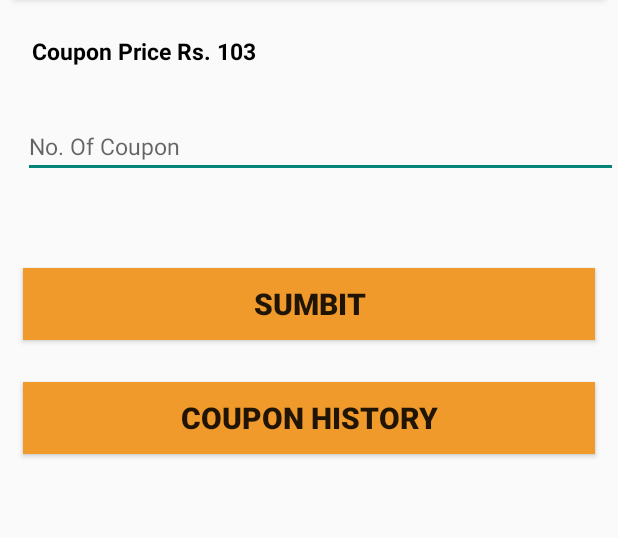
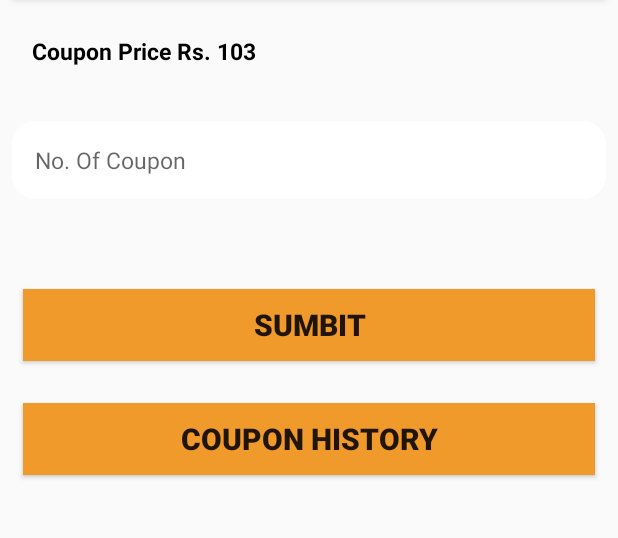
Before and after one commit to LCB2021029-Badri/Online-Pay, an Android app: the PanCardRequest screen opened directly, with no data from a screen before it, on a phone screen of 412 x 824 dp, the part 234-772 px from its top. Run offline under Robolectric (Android 15) with nearby library versions, the phone set to English and light mode, and no system bars.

Commit message:
Fifth Commit

```diff
--- a/app/src/main/res/layout/activity_pan_card_request.xml
+++ b/app/src/main/res/layout/activity_pan_card_request.xml
@@ -50,15 +50,19 @@
         android:id="@+id/editTextText"
         android:layout_width="match_parent"
         android:layout_height="wrap_content"
-        android:layout_marginStart="15dp"
-        android:layout_marginTop="32dp"
+        android:layout_marginStart="8dp"
+        android:layout_marginTop="36dp"
+        android:layout_marginEnd="8dp"
+        android:background="@drawable/et_shape"
         android:ems="10"
         android:hint="No. Of Coupon"
         android:inputType="number"
         android:maxLines="1"
+        android:padding="15dp"
         android:textColor="@color/black"
         android:textSize="15sp"
-        app:layout_constraintStart_toStartOf="@+id/textView3"
+        app:layout_constraintEnd_toEndOf="parent"
+        app:layout_constraintStart_toStartOf="parent"
         app:layout_constraintTop_toBottomOf="@+id/textView3" />
 
     <Button
```
